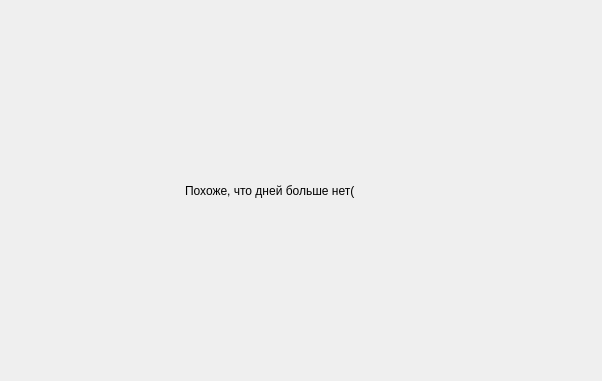
Old version of the form source/calendar.ui in the repository Proctocheck/project-y.
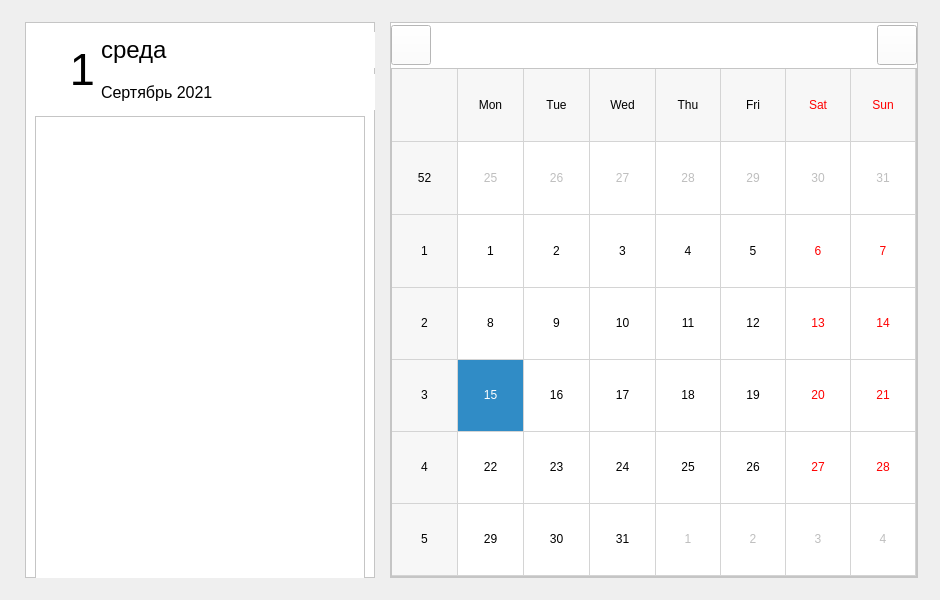
New version of the form. Icons and pictures are not drawn.

What changed in the file:
```diff
--- a/source/calendar.ui
+++ b/source/calendar.ui
@@ -6,25 +6,375 @@
    <rect>
     <x>0</x>
     <y>0</y>
-    <width>602</width>
-    <height>381</height>
+    <width>940</width>
+    <height>600</height>
    </rect>
   </property>
+  <property name="minimumSize">
+   <size>
+    <width>940</width>
+    <height>600</height>
+   </size>
+  </property>
   <property name="windowTitle">
    <string>Form</string>
   </property>
-  <layout class="QGridLayout" name="gridLayout">
+  <layout class="QGridLayout" name="mainGrid">
+   <property name="leftMargin">
+    <number>25</number>
+   </property>
+   <property name="topMargin">
+    <number>22</number>
+   </property>
+   <property name="rightMargin">
+    <number>22</number>
+   </property>
+   <property name="bottomMargin">
+    <number>22</number>
+   </property>
+   <property name="horizontalSpacing">
+    <number>15</number>
+   </property>
+   <property name="verticalSpacing">
+    <number>0</number>
+   </property>
+   <item row="0" column="1">
+    <widget class="QFrame" name="calendar">
+     <property name="minimumSize">
+      <size>
+       <width>520</width>
+       <height>0</height>
+      </size>
+     </property>
+     <property name="styleSheet">
+      <string notr="true">background-color: rgb(255, 255, 255);</string>
+     </property>
+     <property name="frameShape">
+      <enum>QFrame::StyledPanel</enum>
+     </property>
+     <property name="frameShadow">
+      <enum>QFrame::Raised</enum>
+     </property>
+     <layout class="QGridLayout" name="calendarGrid">
+      <property name="leftMargin">
+       <number>0</number>
+      </property>
+      <property name="topMargin">
+       <number>0</number>
+      </property>
+      <property name="rightMargin">
+       <number>0</number>
+      </property>
+      <property name="bottomMargin">
+       <number>0</number>
+      </property>
+      <property name="spacing">
+       <number>0</number>
+      </property>
+      <item row="0" column="0">
+       <widget class="QPushButton" name="prew">
+        <property name="sizePolicy">
+         <sizepolicy hsizetype="Preferred" vsizetype="Preferred">
+          <horstretch>0</horstretch>
+          <verstretch>0</verstretch>
+         </sizepolicy>
+        </property>
+        <property name="minimumSize">
+         <size>
+          <width>40</width>
+          <height>40</height>
+         </size>
+        </property>
+        <property name="maximumSize">
+         <size>
+          <width>40</width>
+          <height>40</height>
+         </size>
+        </property>
+        <property name="text">
+         <string/>
+        </property>
+        <property name="icon">
+         <iconset resource="ui_source.qrc">
+          <normaloff>:/icons/ui_icons/standart/left.png</normaloff>:/icons/ui_icons/standart/left.png</iconset>
+        </property>
+        <property name="flat">
+         <bool>false</bool>
+        </property>
+       </widget>
+      </item>
+      <item row="0" column="3">
+       <spacer name="horizontalSpacer">
+        <property name="orientation">
+         <enum>Qt::Horizontal</enum>
+        </property>
+        <property name="sizeType">
+         <enum>QSizePolicy::Fixed</enum>
+        </property>
+        <property name="sizeHint" stdset="0">
+         <size>
+          <width>100</width>
+          <height>20</height>
+         </size>
+        </property>
+       </spacer>
+      </item>
+      <item row="0" column="4">
+       <widget class="QPushButton" name="next">
+        <property name="sizePolicy">
+         <sizepolicy hsizetype="Preferred" vsizetype="Preferred">
+          <horstretch>0</horstretch>
+          <verstretch>0</verstretch>
+         </sizepolicy>
+        </property>
+        <property name="minimumSize">
+         <size>
+          <width>40</width>
+          <height>40</height>
+         </size>
+        </property>
+        <property name="maximumSize">
+         <size>
+          <width>40</width>
+          <height>40</height>
+         </size>
+        </property>
+        <property name="text">
+         <string/>
+        </property>
+        <property name="icon">
+         <iconset resource="ui_source.qrc">
+          <normaloff>:/icons/ui_icons/standart/free-icon-right-arrow-134208.png</normaloff>:/icons/ui_icons/standart/free-icon-right-arrow-134208.png</iconset>
+        </property>
+        <property name="flat">
+         <bool>false</bool>
+        </property>
+       </widget>
+      </item>
+      <item row="0" column="2">
+       <widget class="QLabel" name="Date">
+        <property name="minimumSize">
+         <size>
+          <width>200</width>
+          <height>0</height>
+         </size>
+        </property>
+        <property name="font">
+         <font>
+          <pointsize>14</pointsize>
+         </font>
+        </property>
+        <property name="styleSheet">
+         <string notr="true">text-align: center;</string>
+        </property>
+        <property name="text">
+         <string>&lt;html&gt;&lt;head/&gt;&lt;body&gt;&lt;p&gt;&lt;br/&gt;&lt;/p&gt;&lt;/body&gt;&lt;/html&gt;</string>
+        </property>
+       </widget>
+      </item>
+      <item row="1" column="0" colspan="5">
+       <widget class="QFrame" name="dayList">
+        <property name="frameShape">
+         <enum>QFrame::StyledPanel</enum>
+        </property>
+        <property name="frameShadow">
+         <enum>QFrame::Raised</enum>
+        </property>
+        <layout class="QGridLayout" name="DayListGrid">
+         <property name="leftMargin">
+          <number>0</number>
+         </property>
+         <property name="topMargin">
+          <number>0</number>
+         </property>
+         <property name="rightMargin">
+          <number>0</number>
+         </property>
+         <property name="bottomMargin">
+          <number>0</number>
+         </property>
+         <property name="spacing">
+          <number>0</number>
+         </property>
+         <item row="0" column="0">
+          <widget class="QCalendarWidget" name="calendarWidget">
+           <property name="contextMenuPolicy">
+            <enum>Qt::NoContextMenu</enum>
+           </property>
+           <property name="styleSheet">
+            <string notr="true"/>
+           </property>
+           <property name="minimumDate">
+            <date>
+             <year>2001</year>
+             <month>1</month>
+             <day>1</day>
+            </date>
+           </property>
+           <property name="gridVisible">
+            <bool>true</bool>
+           </property>
+           <property name="verticalHeaderFormat">
+            <enum>QCalendarWidget::ISOWeekNumbers</enum>
+           </property>
+           <property name="navigationBarVisible">
+            <bool>false</bool>
+           </property>
+           <property name="dateEditEnabled">
+            <bool>true</bool>
+           </property>
+          </widget>
+         </item>
+        </layout>
+       </widget>
+      </item>
+      <item row="0" column="1">
+       <spacer name="horizontalSpacer_2">
+        <property name="orientation">
+         <enum>Qt::Horizontal</enum>
+        </property>
+        <property name="sizeType">
+         <enum>QSizePolicy::Fixed</enum>
+        </property>
+        <property name="sizeHint" stdset="0">
+         <size>
+          <width>100</width>
+          <height>20</height>
+         </size>
+        </property>
+       </spacer>
+      </item>
+     </layout>
+    </widget>
+   </item>
    <item row="0" column="0">
-    <widget class="QLabel" name="label">
+    <widget class="QFrame" name="DayNotes">
+     <property name="minimumSize">
+      <size>
+       <width>350</width>
+       <height>0</height>
+      </size>
+     </property>
      <property name="maximumSize">
       <size>
-       <width>231</width>
-       <height>41</height>
+       <width>350</width>
+       <height>16777215</height>
       </size>
      </property>
-     <property name="text">
-      <string>Похоже, что дней больше нет(</string>
+     <property name="styleSheet">
+      <string notr="true">background-color: rgb(255, 255, 255);</string>
      </property>
+     <property name="frameShape">
+      <enum>QFrame::StyledPanel</enum>
+     </property>
+     <property name="frameShadow">
+      <enum>QFrame::Raised</enum>
+     </property>
+     <layout class="QGridLayout" name="notesGrid">
+      <item row="0" column="0" rowspan="2">
+       <widget class="QLabel" name="day">
+        <property name="sizePolicy">
+         <sizepolicy hsizetype="Fixed" vsizetype="Fixed">
+          <horstretch>0</horstretch>
+          <verstretch>0</verstretch>
+         </sizepolicy>
+        </property>
+        <property name="minimumSize">
+         <size>
+          <width>60</width>
+          <height>0</height>
+         </size>
+        </property>
+        <property name="maximumSize">
+         <size>
+          <width>60</width>
+          <height>69</height>
+         </size>
+        </property>
+        <property name="font">
+         <font>
+          <pointsize>34</pointsize>
+         </font>
+        </property>
+        <property name="text">
+         <string>&lt;html&gt;&lt;head/&gt;&lt;body&gt;&lt;p align=&quot;right&quot;&gt;1&lt;/p&gt;&lt;/body&gt;&lt;/html&gt;</string>
+        </property>
+        <property name="buddy">
+         <cstring></cstring>
+        </property>
+       </widget>
+      </item>
+      <item row="0" column="1">
+       <widget class="QLabel" name="dayName">
+        <property name="sizePolicy">
+         <sizepolicy hsizetype="Fixed" vsizetype="Fixed">
+          <horstretch>0</horstretch>
+          <verstretch>0</verstretch>
+         </sizepolicy>
+        </property>
+        <property name="minimumSize">
+         <size>
+          <width>279</width>
+          <height>36</height>
+         </size>
+        </property>
+        <property name="maximumSize">
+         <size>
+          <width>279</width>
+          <height>36</height>
+         </size>
+        </property>
+        <property name="font">
+         <font>
+          <pointsize>18</pointsize>
+         </font>
+        </property>
+        <property name="text">
+         <string>среда</string>
+        </property>
+       </widget>
+      </item>
+      <item row="1" column="1">
+       <widget class="QLabel" name="MonthYear">
+        <property name="minimumSize">
+         <size>
+          <width>279</width>
+          <height>36</height>
+         </size>
+        </property>
+        <property name="maximumSize">
+         <size>
+          <width>279</width>
+          <height>36</height>
+         </size>
+        </property>
+        <property name="font">
+         <font>
+          <pointsize>12</pointsize>
+         </font>
+        </property>
+        <property name="text">
+         <string>Сертябрь 2021</string>
+        </property>
+       </widget>
+      </item>
+      <item row="2" column="0" colspan="2">
+       <widget class="QFrame" name="noteList">
+        <property name="minimumSize">
+         <size>
+          <width>0</width>
+          <height>470</height>
+         </size>
+        </property>
+        <property name="frameShape">
+         <enum>QFrame::StyledPanel</enum>
+        </property>
+        <property name="frameShadow">
+         <enum>QFrame::Raised</enum>
+        </property>
+       </widget>
+      </item>
+     </layout>
     </widget>
    </item>
   </layout>
```
Left out of the diff: 4 changed lines with no effect on the pictures.
